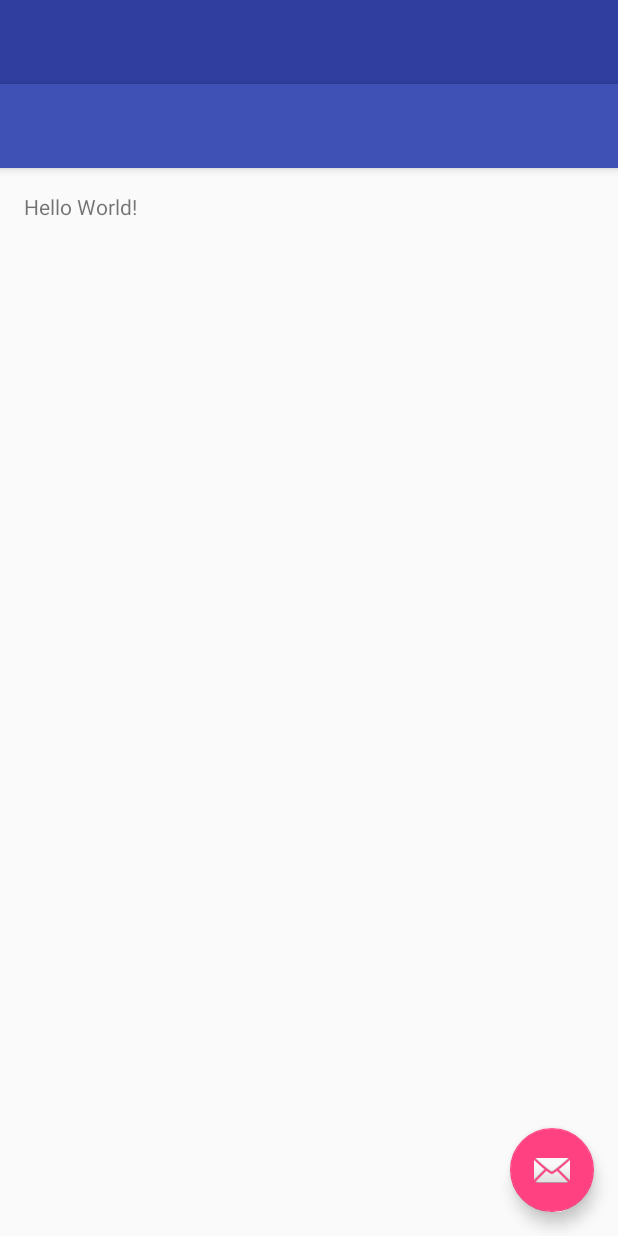
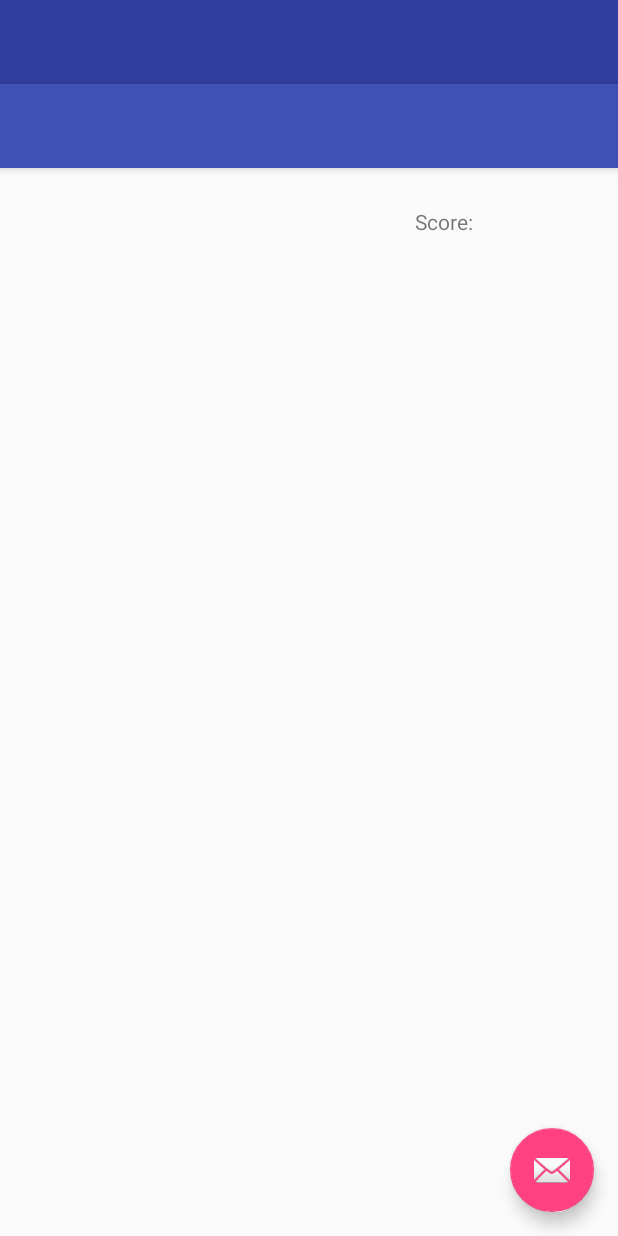
Before and after one commit to leobel/WinLine98, an Android app: the layout activity_main.xml on its own in the app's theme, with its tools: preview values and no code run, on a phone screen of 412 x 824 dp. Run offline under Robolectric (Android 15) with nearby library versions, the phone set to English and light mode, and no system bars.

Commit message:
show next balls and score

```diff
--- a/app/src/main/res/layout/activity_main.xml
+++ b/app/src/main/res/layout/activity_main.xml
@@ -24,20 +24,12 @@
 
     <FrameLayout
         android:layout_width="wrap_content"
-        android:layout_height="wrap_content">
+        android:layout_height="wrap_content"
+        android:layout_marginTop="35dp">
 
         <RelativeLayout
             android:layout_width="match_parent"
             android:layout_height="match_parent">
-
-            <org.freelectron.leobel.winline98.NextView
-                android:id="@+id/next"
-                android:layout_width="wrap_content"
-                android:layout_height="wrap_content" />
-            <TextView
-                android:id="@+id/score"
-                android:layout_width="wrap_content"
-                android:layout_height="wrap_content" />
 
             <org.freelectron.leobel.winline98.BoardView
                 android:id="@+id/board"
--- a/app/src/main/res/layout/content_main.xml
+++ b/app/src/main/res/layout/content_main.xml
@@ -12,8 +12,31 @@
     tools:context="org.freelectron.leobel.winline98.MainActivity"
     tools:showIn="@layout/app_bar_main">
 
+    <org.freelectron.leobel.winline98.NextView
+        android:id="@+id/next"
+        android:layout_centerHorizontal="true"
+        android:layout_width="100dp"
+        android:layout_height="40dp"
+        />
+
     <TextView
+        android:id="@+id/score_test"
         android:layout_width="wrap_content"
         android:layout_height="wrap_content"
-        android:text="Hello World!" />
+        android:layout_toRightOf="@+id/next"
+        android:layout_alignTop="@+id/next"
+        android:layout_alignBottom="@+id/next"
+        android:gravity="center"
+        android:layout_marginLeft="20dp"
+        android:text="Score:"/>
+
+    <TextView
+        android:id="@+id/score"
+        android:layout_width="wrap_content"
+        android:layout_height="wrap_content"
+        android:layout_toRightOf="@+id/score_test"
+        android:layout_alignTop="@+id/score_test"
+        android:layout_alignBottom="@+id/score_test"
+        android:gravity="center"
+        android:layout_marginLeft="5dp"/>
 </RelativeLayout>
```
